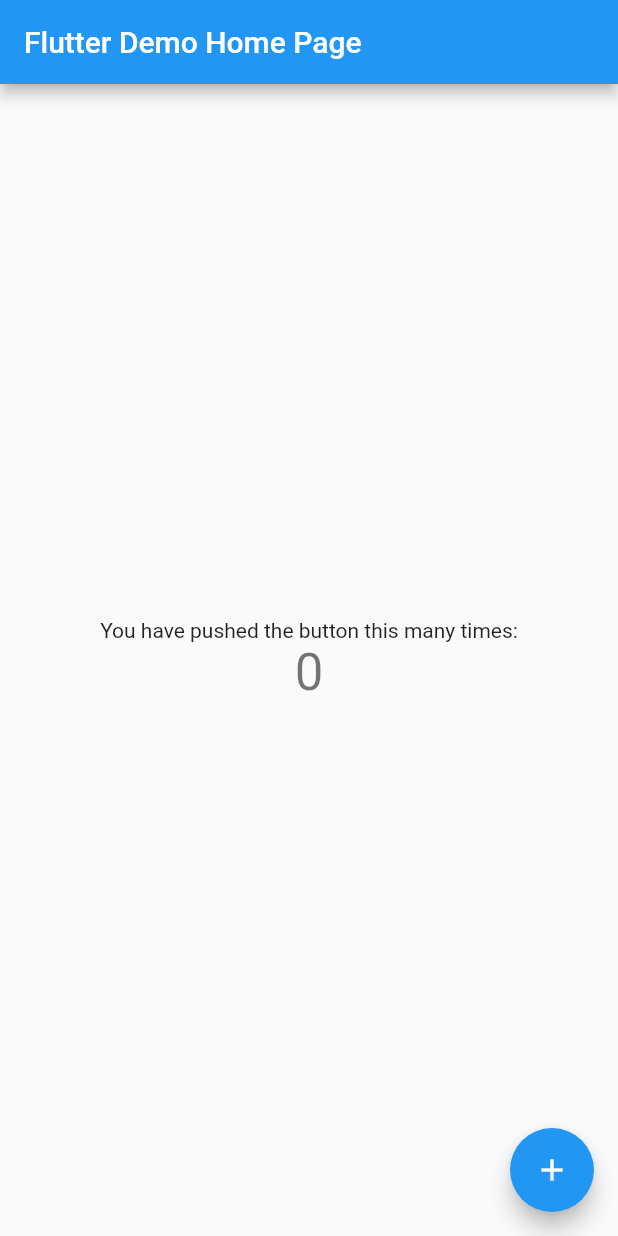
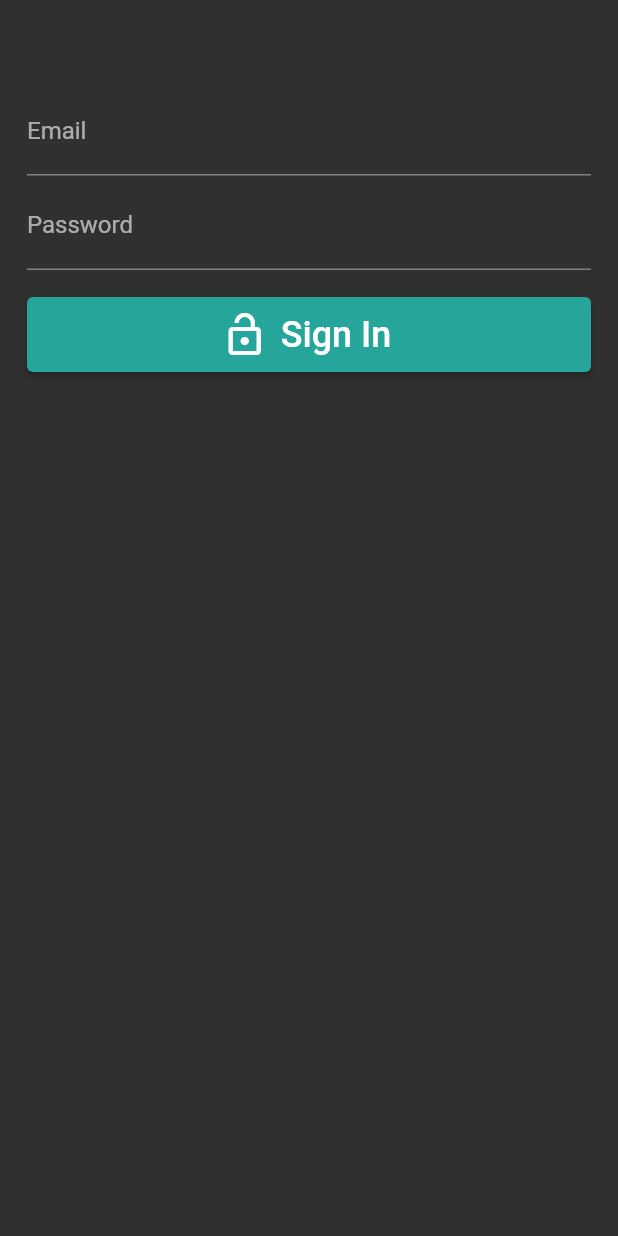
Before and after one commit to rabin245/myfirebase_app2, a Flutter app: the screen it shows after launch, on a phone screen of 412 x 824 dp. Run offline on Flutter 3.47's test engine with Material 2 defaults, Android fonts, the phone set to English and light mode, and no system bars; our stand-ins replace firebase_auth, firebase_core; accounts and stored records are empty.

Commit message:
sign in and sign out

```diff
--- /dev/null
+++ b/lib/login_widget.dart
@@ -0,0 +1,67 @@
+import 'package:firebase_auth/firebase_auth.dart';
+import 'package:flutter/material.dart';
+
+class LoginWidget extends StatefulWidget {
+  const LoginWidget({Key? key}) : super(key: key);
+
+  @override
+  _LoginWidgetState createState() => _LoginWidgetState();
+}
+
+class _LoginWidgetState extends State<LoginWidget> {
+  final TextEditingController emailController = TextEditingController();
+  final TextEditingController passwordController = TextEditingController();
+
+  @override
+  void dispose() {
+    emailController.dispose();
+    passwordController.dispose();
+    super.dispose();
+  }
+
+  @override
+  Widget build(BuildContext context) {
+    return SingleChildScrollView(
+      child: Padding(
+        padding: const EdgeInsets.all(18.0),
+        child: Column(
+          // mainAxisAlignment: MainAxisAlignment.center,
+          children: [
+            const SizedBox(height: 40),
+            TextField(
+              // autofocus: true,
+              controller: emailController,
+              cursorColor: Colors.white,
+              textInputAction: TextInputAction.next,
+              decoration: const InputDecoration(labelText: 'Email'),
+            ),
+            const SizedBox(height: 4),
+            TextField(
+              controller: passwordController,
+              cursorColor: Colors.white,
+              textInputAction: TextInputAction.done,
+              decoration: const InputDecoration(labelText: 'Password'),
+              obscureText: true,
+            ),
+            const SizedBox(height: 18),
+            ElevatedButton.icon(
+              onPressed: signIn,
+              style: ElevatedButton.styleFrom(
+                minimumSize: const Size.fromHeight(50),
+              ),
+              icon: const Icon(Icons.lock_open, size: 32),
+              label: const Text('Sign In', style: TextStyle(fontSize: 24)),
+            )
+          ],
+        ),
+      ),
+    );
+  }
+
+  Future signIn() async {
+    await FirebaseAuth.instance.signInWithEmailAndPassword(
+      email: emailController.text.trim(),
+      password: passwordController.text.trim(),
+    );
+  }
+}
--- a/lib/main.dart
+++ b/lib/main.dart
@@ -1,5 +1,10 @@
+import 'package:firebase_auth/firebase_auth.dart';
 import 'package:flutter/material.dart';
 import 'package:firebase_core/firebase_core.dart';
+import 'package:flutter/rendering.dart';
+
+import 'homepage.dart';
+import 'login_widget.dart';
 
 Future main() async {
   WidgetsFlutterBinding.ensureInitialized();
@@ -10,109 +15,42 @@ Future main() async {
 class MyApp extends StatelessWidget {
   const MyApp({Key? key}) : super(key: key);
 
-  // This widget is the root of your application.
   @override
   Widget build(BuildContext context) {
     return MaterialApp(
-      title: 'Flutter Demo',
+      debugShowCheckedModeBanner: false,
       theme: ThemeData(
-        // This is the theme of your application.
-        //
-        // Try running your application with "flutter run". You'll see the
-        // application has a blue toolbar. Then, without quitting the app, try
-        // changing the primarySwatch below to Colors.green and then invoke
-        // "hot reload" (press "r" in the console where you ran "flutter run",
-        // or simply save your changes to "hot reload" in a Flutter IDE).
-        // Notice that the counter didn't reset back to zero; the application
-        // is not restarted.
-        primarySwatch: Colors.blue,
+        appBarTheme: AppBarTheme(backgroundColor: Colors.teal.shade400),
+        colorScheme: ColorScheme.dark(
+          primary: Colors.teal.shade400,
+          onPrimary: Colors.white,
+        ),
       ),
-      home: const MyHomePage(title: 'Flutter Demo Home Page'),
+      home: const MainPage(),
     );
   }
 }
 
-class MyHomePage extends StatefulWidget {
-  const MyHomePage({Key? key, required this.title}) : super(key: key);
-
-  // This widget is the home page of your application. It is stateful, meaning
-  // that it has a State object (defined below) that contains fields that affect
-  // how it looks.
-
-  // This class is the configuration for the state. It holds the values (in this
-  // case the title) provided by the parent (in this case the App widget) and
-  // used by the build method of the State. Fields in a Widget subclass are
-  // always marked "final".
-
-  final String title;
-
-  @override
-  State<MyHomePage> createState() => _MyHomePageState();
-}
-
-class _MyHomePageState extends State<MyHomePage> {
-  int _counter = 0;
-
-  void _incrementCounter() {
-    setState(() {
-      // This call to setState tells the Flutter framework that something has
-      // changed in this State, which causes it to rerun the build method below
-      // so that the display can reflect the updated values. If we changed
-      // _counter without calling setState(), then the build method would not be
-      // called again, and so nothing would appear to happen.
-      _counter++;
-    });
-  }
+class MainPage extends StatelessWidget {
+  const MainPage({Key? key}) : super(key: key);
 
   @override
   Widget build(BuildContext context) {
-    // This method is rerun every time setState is called, for instance as done
-    // by the _incrementCounter method above.
-    //
-    // The Flutter framework has been optimized to make rerunning build methods
-    // fast, so that you can just rebuild anything that needs updating rather
-    // than having to individually change instances of widgets.
     return Scaffold(
-      appBar: AppBar(
-        // Here we take the value from the MyHomePage object that was created by
-        // the App.build method, and use it to set our appbar title.
-        title: Text(widget.title),
+      body: StreamBuilder<User?>(
+        stream: FirebaseAuth.instance.authStateChanges(),
+        builder: (context, snapshot) {
+          if (snapshot.connectionState == ConnectionState.waiting) {
+            return const Center(child: CircularProgressIndicator());
+          } else if (snapshot.hasError) {
+            return const Center(child: Text('Something went wrong!'));
+          } else if (snapshot.hasData) {
+            return const HomePage();
+          } else {
+            return const LoginWidget();
+          }
+        },
       ),
-      body: Center(
-        // Center is a layout widget. It takes a single child and positions it
-        // in the middle of the parent.
-        child: Column(
-          // Column is also a layout widget. It takes a list of children and
-          // arranges them vertically. By default, it sizes itself to fit its
-          // children horizontally, and tries to be as tall as its parent.
-          //
-          // Invoke "debug painting" (press "p" in the console, choose the
-          // "Toggle Debug Paint" action from the Flutter Inspector in Android
-          // Studio, or the "Toggle Debug Paint" command in Visual Studio Code)
-          // to see the wireframe for each widget.
-          //
-          // Column has various properties to control how it sizes itself and
-          // how it positions its children. Here we use mainAxisAlignment to
-          // center the children vertically; the main axis here is the vertical
-          // axis because Columns are vertical (the cross axis would be
-          // horizontal).
-          mainAxisAlignment: MainAxisAlignment.center,
-          children: <Widget>[
-            const Text(
-              'You have pushed the button this many times:',
-            ),
-            Text(
-              '$_counter',
-              style: Theme.of(context).textTheme.headline4,
-            ),
-          ],
-        ),
-      ),
-      floatingActionButton: FloatingActionButton(
-        onPressed: _incrementCounter,
-        tooltip: 'Increment',
-        child: const Icon(Icons.add),
-      ), // This trailing comma makes auto-formatting nicer for build methods.
     );
   }
 }
--- a/pubspec.yaml
+++ b/pubspec.yaml
@@ -34,7 +34,7 @@ dependencies:
   # The following adds the Cupertino Icons font to your application.
   # Use with the CupertinoIcons class for iOS style icons.
   cupertino_icons: ^1.0.2
-  cloud_firestore: ^3.1.5
+  firebase_auth: ^3.3.5
 
 dev_dependencies:
   flutter_test:
```
Also changed, not shown: lib/homepage.dart (added, +48 -0 lines), pubspec.lock.
